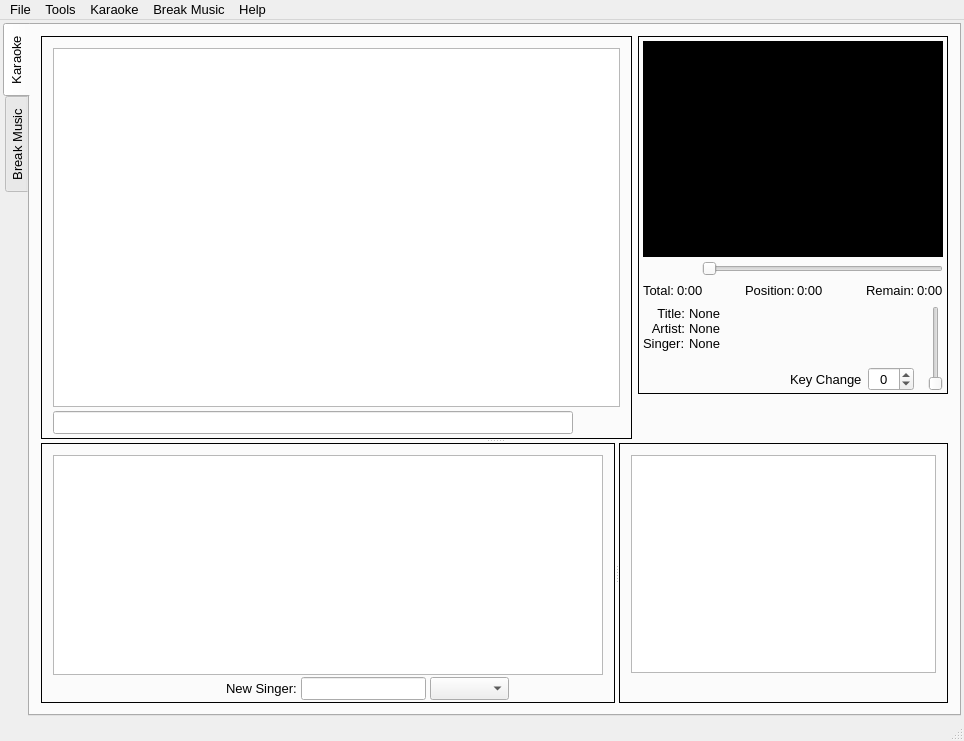
Qt form OpenKJ/mainwindow.ui (OpenKJ/OpenKJ) before a commit.
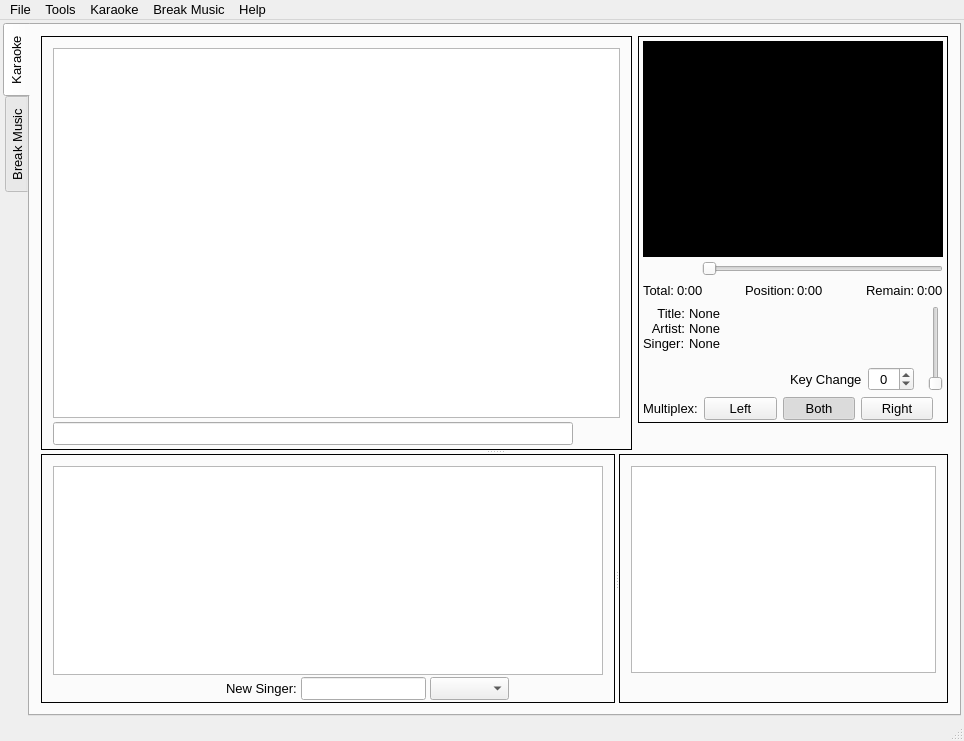
The same form after that commit. Icons and pictures are not drawn. Custom widgets are drawn as their Qt base class.

Diff of the .ui file:
```diff
--- a/OpenKJ/mainwindow.ui
+++ b/OpenKJ/mainwindow.ui
@@ -1423,6 +1423,85 @@
                     </layout>
                    </widget>
                   </item>
+                  <item>
+                   <layout class="QHBoxLayout" name="horizontalLayout">
+                    <property name="topMargin">
+                     <number>0</number>
+                    </property>
+                    <property name="rightMargin">
+                     <number>10</number>
+                    </property>
+                    <item>
+                     <widget class="QLabel" name="label_4">
+                      <property name="text">
+                       <string>Multiplex:</string>
+                      </property>
+                     </widget>
+                    </item>
+                    <item>
+                     <layout class="QGridLayout" name="gridLayout">
+                      <item row="0" column="0">
+                       <widget class="QPushButton" name="pushButtonMplxLeft">
+                        <property name="text">
+                         <string>Left</string>
+                        </property>
+                        <property name="checkable">
+                         <bool>true</bool>
+                        </property>
+                        <property name="checked">
+                         <bool>false</bool>
+                        </property>
+                        <property name="autoExclusive">
+                         <bool>true</bool>
+                        </property>
+                       </widget>
+                      </item>
+                      <item row="0" column="1">
+                       <widget class="QPushButton" name="pushButtonMplxBoth">
+                        <property name="text">
+                         <string>Both</string>
+                        </property>
+                        <property name="checkable">
+                         <bool>true</bool>
+                        </property>
+                        <property name="checked">
+                         <bool>true</bool>
+                        </property>
+                        <property name="autoExclusive">
+                         <bool>true</bool>
+                        </property>
+                       </widget>
+                      </item>
+                      <item row="0" column="2">
+                       <widget class="QPushButton" name="pushButtonMplxRight">
+                        <property name="text">
+                         <string>Right</string>
+                        </property>
+                        <property name="checkable">
+                         <bool>true</bool>
+                        </property>
+                        <property name="autoExclusive">
+                         <bool>true</bool>
+                        </property>
+                       </widget>
+                      </item>
+                     </layout>
+                    </item>
+                    <item>
+                     <spacer name="horizontalSpacer_4">
+                      <property name="orientation">
+                       <enum>Qt::Horizontal</enum>
+                      </property>
+                      <property name="sizeHint" stdset="0">
+                       <size>
+                        <width>40</width>
+                        <height>20</height>
+                       </size>
+                      </property>
+                     </spacer>
+                    </item>
+                   </layout>
+                  </item>
                  </layout>
                 </widget>
                </item>
```
Left out of the diff: 2 changed lines with no effect on the pictures.
